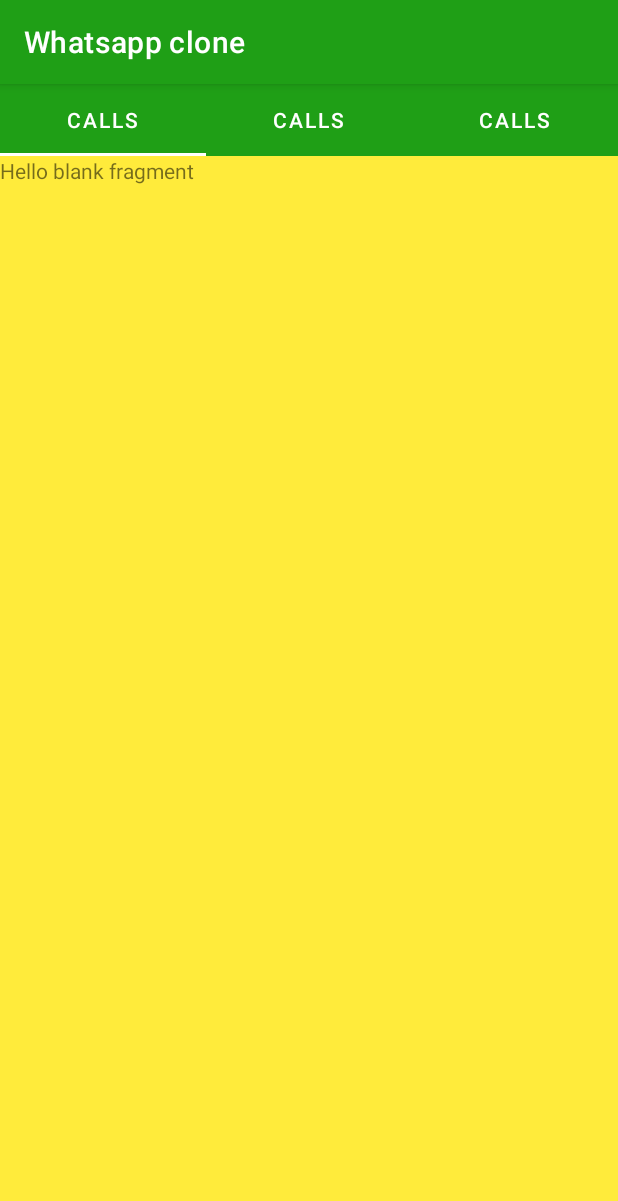
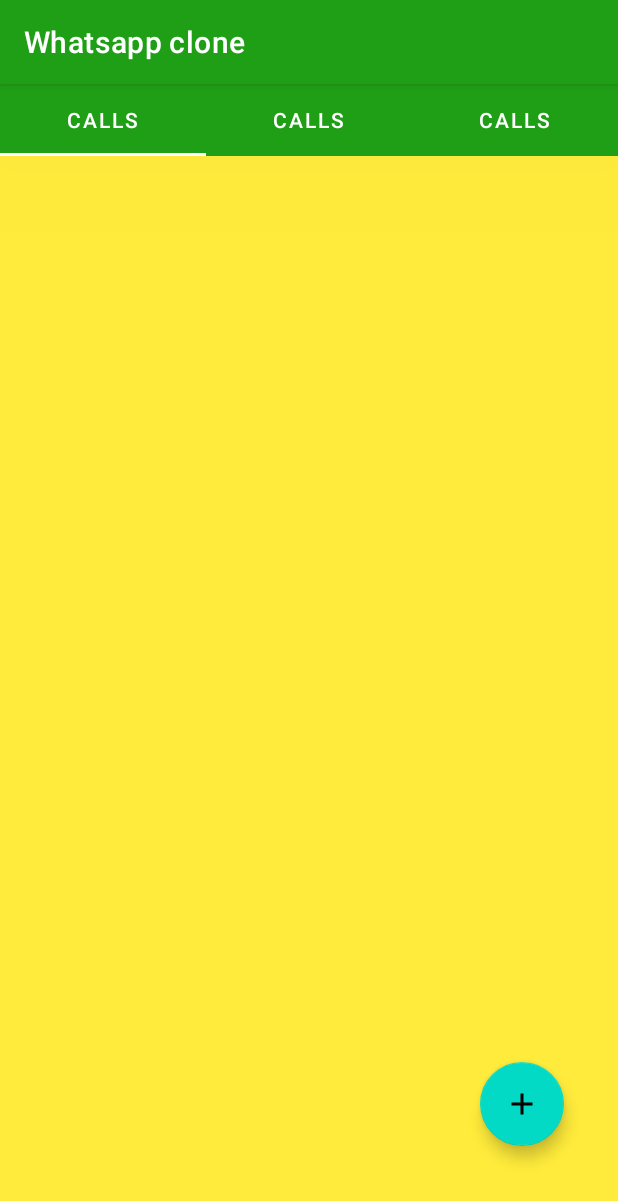
Before and after one commit to muhammadbilal20130/WhatsappCloneApp, an Android app: the screen it shows after launch (MainActivity), on a phone screen of 412 x 824 dp. Shown: the top 1201 px of the screen. Run offline under Robolectric (Android 15) with nearby library versions, the phone set to English and light mode, and no system bars.

Commit message:
fav icon added in chats

```diff
--- a/app/src/main/java/com/example/whatsappclone/Fragments/ChatsFragment.java
+++ b/app/src/main/java/com/example/whatsappclone/Fragments/ChatsFragment.java
@@ -7,10 +7,13 @@ import androidx.fragment.app.Fragment;
 import android.view.LayoutInflater;
 import android.view.View;
 import android.view.ViewGroup;
+import android.widget.Toast;
 
 import com.example.whatsappclone.R;
+import com.google.android.material.floatingactionbutton.FloatingActionButton;
 
 public class ChatsFragment extends Fragment {
+    FloatingActionButton fab;
 
 
     public ChatsFragment() {
@@ -21,7 +24,13 @@ public class ChatsFragment extends Fragment {
                              Bundle savedInstanceState) {
         // Inflate the layout for this fragment
         View view= inflater.inflate(R.layout.fragment_chats, container, false);
-
+        fab=view.findViewById(R.id.floatingActionButton);
+        fab.setOnClickListener(new View.OnClickListener() {
+            @Override
+            public void onClick(View view) {
+                Toast.makeText(getContext(),"New Chats",Toast.LENGTH_SHORT).show();
+            }
+        });
         return view;
     }
 }
--- /dev/null
+++ b/app/src/main/res/drawable/ic_baseline_add_24.xml
@@ -0,0 +1,5 @@
+<vector android:height="24dp" android:tint="#FF0000"
+    android:viewportHeight="24" android:viewportWidth="24"
+    android:width="24dp" xmlns:android="http://schemas.android.com/apk/res/android">
+    <path android:fillColor="@android:color/white" android:pathData="M19,13h-6v6h-2v-6H5v-2h6V5h2v6h6v2z"/>
+</vector>
--- a/app/src/main/res/layout/activity_main.xml
+++ b/app/src/main/res/layout/activity_main.xml
@@ -4,16 +4,18 @@
     xmlns:tools="http://schemas.android.com/tools"
     android:layout_width="match_parent"
     android:layout_height="match_parent"
+    android:orientation="vertical"
     tools:context=".MainActivity"
-    android:orientation="vertical">
+    >
 
     <com.google.android.material.tabs.TabLayout
         android:id="@+id/tabLayout"
         android:layout_width="match_parent"
         android:layout_height="wrap_content"
         android:background="#1F9F16"
+        android:elevation="10in"
         app:tabIndicatorColor="@color/white"
-        app:tabTextColor="@color/white"/>
+        app:tabTextColor="@color/white" />
 
     <androidx.viewpager.widget.ViewPager
         android:id="@+id/pagerView"
--- a/app/src/main/res/layout/fragment_chats.xml
+++ b/app/src/main/res/layout/fragment_chats.xml
@@ -1,15 +1,28 @@
 <?xml version="1.0" encoding="utf-8"?>
 <FrameLayout xmlns:android="http://schemas.android.com/apk/res/android"
+    xmlns:app="http://schemas.android.com/apk/res-auto"
     xmlns:tools="http://schemas.android.com/tools"
     android:layout_width="match_parent"
     android:layout_height="match_parent"
     android:background="#FFEB3B"
     tools:context=".Fragments.ChatsFragment">
 
-    <!-- TODO: Update blank fragment layout -->
-    <TextView
-        android:layout_width="match_parent"
-        android:layout_height="match_parent"
-        android:text="@string/hello_blank_fragment" />
+   <androidx.constraintlayout.widget.ConstraintLayout
+       android:layout_width="match_parent"
+       android:layout_height="match_parent">
+
+       <com.google.android.material.floatingactionbutton.FloatingActionButton
+
+           android:id="@+id/floatingActionButton"
+           android:layout_width="wrap_content"
+           android:layout_height="wrap_content"
+           android:layout_marginEnd="36dp"
+           android:layout_marginBottom="60dp"
+           android:clickable="true"
+           android:src="@drawable/ic_baseline_add_24"
+           app:layout_constraintBottom_toBottomOf="parent"
+           app:layout_constraintEnd_toEndOf="parent" />
+   </androidx.constraintlayout.widget.ConstraintLayout>
+
 
 </FrameLayout>
```
